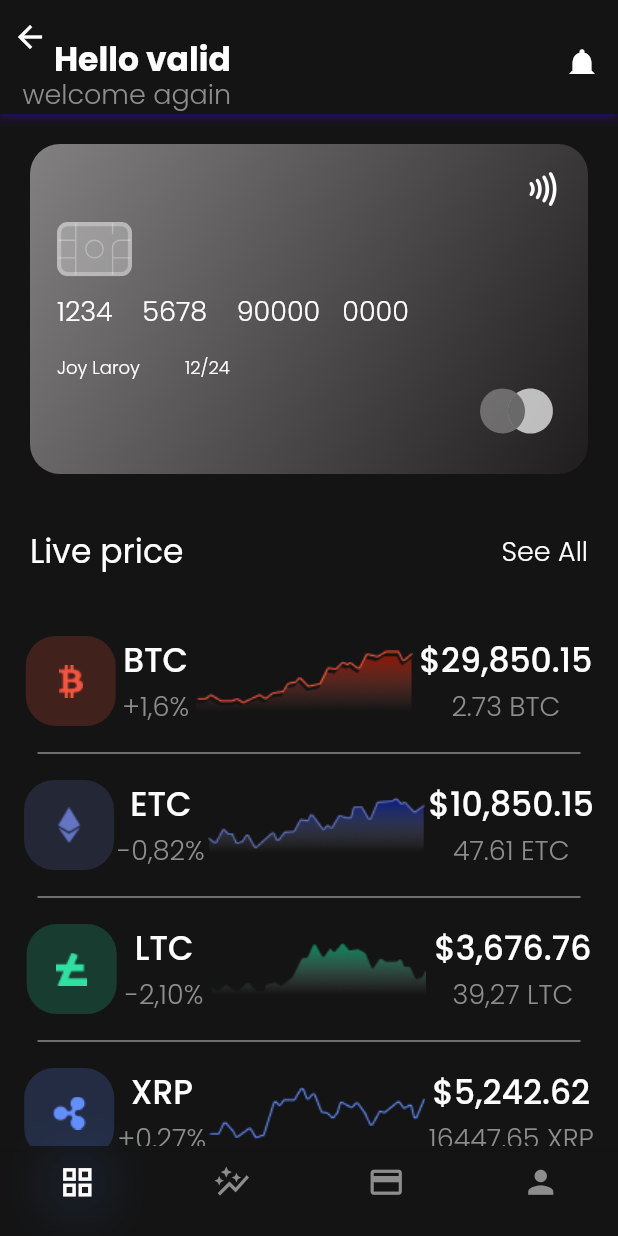
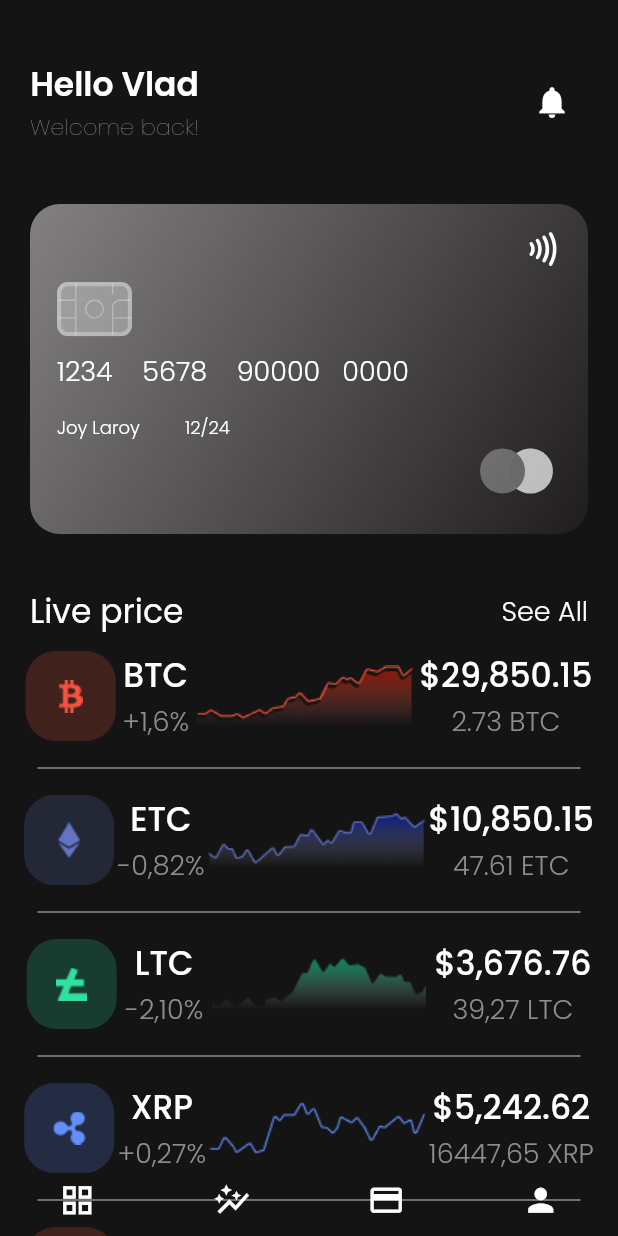
Before and after one commit to rahat-hub/crypto_app, a Flutter app: the HomePageMobilePortrait screen opened directly, on a phone screen of 412 x 824 dp. Run offline on Flutter 3.47's test engine with Material 2 defaults, Android fonts, the phone set to English and light mode, and no system bars; our stand-ins replace flutter_form_builder, flutter_svg, form_builder_validators, get, google_fonts, introduction_screen and 1 more.

Commit message:
add something

```diff
--- a/lib/modules/dashboard/dashboardDevice/dashboardMoble.dart
+++ b/lib/modules/dashboard/dashboardDevice/dashboardMoble.dart
@@ -21,10 +21,14 @@ class HomePageMobilePortrait extends GetView<DashboardLogic> {
     Get.find<DashboardLogic>();
     return Scaffold(
       backgroundColor: ConstColors.BACKGROUND,
-      appBar: Views.AppBarViewHome(
-          titletext: 'Hello valid',
-          subtitletext: 'welcome again',
-          onPressed: () {
+      body: Column(
+        children: [
+          SizedBox(height: 20,),
+          Views.appBarViewHome2(
+              TitleText: 'Hello Vlad',
+              SubTitleText: 'Welcome back!',
+              icon: Icons.notifications,
+              onPressed: (){
                 Get.snackbar(
                   'Notification',
                   'No notifications',
@@ -38,9 +42,7 @@ class HomePageMobilePortrait extends GetView<DashboardLogic> {
                   ),
                   shouldIconPulse: false,
                 );
-          }),
-      body: Column(
-        children: [
+              } ),
           HomePageTopLayer.homePageTopLayer(),
           SizedBox(height: 15,),
           Padding(
@@ -63,7 +65,6 @@ class HomePageMobilePortrait extends GetView<DashboardLogic> {
               ],
             ),
           ),
-          SizedBox(height: 30,),
           HomePageMidLayer.homePageMidLayer(),
         ],
       ),
--- a/lib/modules/dashboard/dashboardLayers/bottomLayer.dart
+++ b/lib/modules/dashboard/dashboardLayers/bottomLayer.dart
@@ -1,45 +1,32 @@
-import 'package:crypto_app/shared/constants/colors.dart';
 import 'package:flutter/material.dart';
+import '../../../widgets/views.dart';
 
 class HomePageBottomLayer{
   static homePageBottomLayer(){
-    return BottomNavigationBar(
-      type: BottomNavigationBarType.fixed,
-      backgroundColor: ConstColors.BACKGROUND,
-      currentIndex: 0,
-      selectedIconTheme: const IconThemeData(size: 25,color: Colors.white,shadows: [
-        Shadow(
-          blurRadius: 50,
-          color: Colors.blueAccent,
-        ),
-      ]),
-      selectedItemColor: ConstColors.TEXTWHITE,
-      unselectedItemColor: ConstColors.GREY,
-      items: const [
-        BottomNavigationBarItem(
-          label: '',
-          backgroundColor: Colors.deepOrange,
-          icon: Icon(Icons.grid_view),
-        ),
-        BottomNavigationBarItem(
-          label: '',
-          icon: Icon(Icons.auto_graph_outlined),
-        ),
-        BottomNavigationBarItem(
-          label: '',
-          icon: Icon(Icons.credit_card),
-        ),
-        BottomNavigationBarItem(
-          label: '',
-          icon: Icon(Icons.person_sharp),
-        ),
+    return Row(
+      mainAxisAlignment: MainAxisAlignment.spaceAround,
+      children: [
+        Views.homePageBottomLayer2(
+            icon: Icons.grid_view,
+            onPressed: (){
+              print("Hello Bro");
+            }),
+        Views.homePageBottomLayer2(
+            icon: Icons.auto_graph_outlined,
+            onPressed: (){
+              print("Hello Rahat");
+            }),
+        Views.homePageBottomLayer2(
+            icon: Icons.credit_card,
+            onPressed: (){
+              print("Hello SR");
+            }),
+        Views.homePageBottomLayer2(
+            icon: Icons.person,
+            onPressed: (){
+              print("Hello BP");
+            }),
       ],
-      iconSize: 25,
     );
   }
 }
-class HomePageBottomLayer2{
-  static homePageBottomLayer2(){
-    return Card();
-  }
-}
--- a/lib/modules/dashboard/dashboardLayers/midLayer.dart
+++ b/lib/modules/dashboard/dashboardLayers/midLayer.dart
@@ -7,9 +7,9 @@ import '../../../widgets/views.dart';
 class HomePageMidLayer{
   static homePageMidLayer(){
     return Padding(
-      padding: const EdgeInsets.symmetric(horizontal: 15),
+      padding: const EdgeInsets.symmetric(horizontal: 15,),
       child: SizedBox(
-        height: 350,
+        height: 400,
         width: double.infinity,
         child: ListView(
           scrollDirection: Axis.vertical,
@@ -72,6 +72,10 @@ class HomePageMidLayer{
                 logoBackColor: ConstColors.BTC_BACK_COLOR,
                 rightTitleText: '\$29,850.15',
                 rightSubText: '2.73 BTC'),
+            const Padding(
+              padding: EdgeInsets.symmetric(vertical: 0,horizontal: 10),
+              child: Divider(thickness: 1,color: ConstColors.GREY,),
+            ),
             Views.cardViewEvent(
                 logoImage: Images.ethLogo,
                 leftTitleText: 'ETC',
@@ -80,6 +84,10 @@ class HomePageMidLayer{
                 logoBackColor: ConstColors.ETH_BACK_COLOR,
                 rightTitleText: '\$10,850.15',
                 rightSubText: '47.61 ETC'),
+            const Padding(
+              padding: EdgeInsets.symmetric(vertical: 0,horizontal: 10),
+              child: Divider(thickness: 1,color: ConstColors.GREY,),
+            ),
             Views.cardViewEvent(
                 logoImage: Images.ltcLogo,
                 leftTitleText: 'LTC',
@@ -88,6 +96,10 @@ class HomePageMidLayer{
                 logoBackColor: ConstColors.LTC_BACK_COLOR,
                 rightTitleText: '\$3,676.76',
                 rightSubText: '39,27 LTC'),
+            const Padding(
+              padding: EdgeInsets.symmetric(vertical: 0,horizontal: 10),
+              child: Divider(thickness: 1,color: ConstColors.GREY,),
+            ),
             Views.cardViewEvent(
                 logoImage: Images.xrpLogo,
                 leftTitleText: 'XRP',
@@ -96,15 +108,11 @@ class HomePageMidLayer{
                 logoBackColor: ConstColors.XRP_BACK_COLOR,
                 rightTitleText: '\$5,242.62',
                 rightSubText: '16447,65 XRP'),
-
           ],
         ),
       ),
     );
   }
-}
-class CardViewEvent{
-
 }
 
 
--- a/lib/widgets/views.dart
+++ b/lib/widgets/views.dart
@@ -110,4 +110,43 @@ class Views{
       ),
     );
   }
+
+  static appBarViewHome2({TitleText, SubTitleText, icon,onPressed}) {
+    return Padding(
+      padding: const EdgeInsets.symmetric(vertical: 20,horizontal: 20),
+      child: Row(
+        mainAxisAlignment: MainAxisAlignment.spaceBetween,
+        children: [
+          Column(
+            children: [
+              Text(
+                TitleText,
+                style: Texts.textStyles(
+                    textSize: FontSizes.BIG,
+                    colors: ConstColors.TEXTWHITE,
+                    fontWeight: FontWeight.w600),
+              ),
+              Text(
+                SubTitleText,
+                style: Texts.textStyles(
+                    textSize: FontSizes.REGULAR,
+                    colors: ConstColors.GREY,
+                    fontWeight: FontWeight.w200),
+              )
+            ],
+          ),
+          IconButton(
+            icon: Icon(icon, color: ConstColors.WHITE, size: 25),
+            onPressed: () => onPressed(),
+          )
+        ],
+      ),
+    );
+  }
+  static homePageBottomLayer2({icon,onPressed}){
+    return IconButton(
+      icon: Icon(icon, color: ConstColors.WHITE, size: 25),
+      onPressed: () => onPressed(),
+    );
+  }
 }
```
Lines whose indentation alone changed are shown as unchanged.
